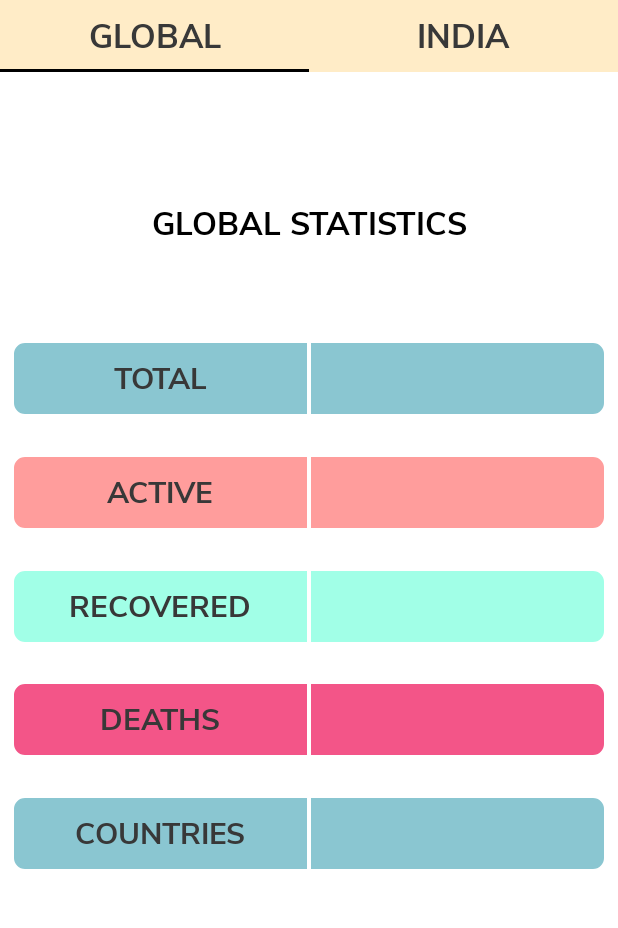
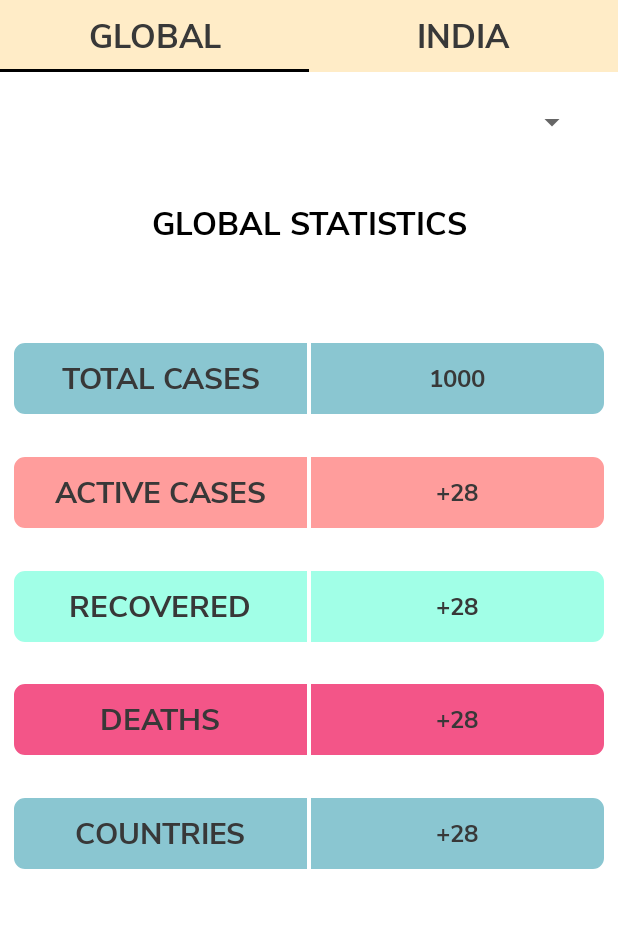
Before and after one commit to Nav3011/Covid19, an Android app: the screen it shows after launch (MainActivity), on a phone screen of 412 x 824 dp, the part 90-1018 px from its top. Run offline under Robolectric (Android 15) with nearby library versions, the phone set to English and light mode, and no system bars; our stand-ins replace Volley; network calls fail; Roboto replaces fonts that are not available here.

Commit message:
country stats

```diff
--- a/app/src/main/java/com/example/covid19/GlobalFragment.java
+++ b/app/src/main/java/com/example/covid19/GlobalFragment.java
@@ -5,6 +5,10 @@
 import android.view.LayoutInflater;
 import android.view.View;
 import android.view.ViewGroup;
+import android.widget.AdapterView;
+import android.widget.ArrayAdapter;
+import android.widget.Button;
+import android.widget.Spinner;
 import android.widget.TextView;
 
 import androidx.fragment.app.Fragment;
@@ -18,18 +22,32 @@
 import org.json.JSONException;
 import org.json.JSONObject;
 
+import java.util.ArrayList;
+import java.util.List;
+
 public class GlobalFragment extends Fragment {
 
 
     public GlobalFragment() {
         // Required empty public constructor
     }
-    String active_count, total_count, deaths_count, recovered_count, countries_count;
+    List<String> code = new ArrayList<String>();
+    List<String> total_cases = new ArrayList<String>();
+    List<String> total_recovered = new ArrayList<String>();
+    List<String> total_deaths = new ArrayList<String>();
+    List<String> total_active_cases = new ArrayList<String>();
+    List<String> countries_name = new ArrayList<String>();
     TextView total, active, recovered, deaths, countries;
+
     @Override
     public View onCreateView(LayoutInflater inflater, ViewGroup container,
                              Bundle savedInstanceState) {
+
         View v = inflater.inflate(R.layout.fragment_global, container, false);
+
+        final ArrayAdapter<String> adapter = new ArrayAdapter<String>(this.getActivity(), R.layout.spinner_default_item, countries_name);
+
+
         String mUrlString = "https://api.thevirustracker.com/free-api?global=stats";
         StringRequest stringRequest = new StringRequest(
                 Request.Method.GET,
@@ -37,17 +55,21 @@
                 new Response.Listener<String>() {
                     @Override
                     public void onResponse(String response) {
-//                        Log.d("RESPONSE",response);
+
                         try {
                             JSONObject data = new JSONObject(response);
                             JSONArray global = data.getJSONArray("results");
-                            JSONObject stats = global.getJSONObject(0);
-                            active_count = stats.getString("total_active_cases");
-                            total_count = stats.getString("total_cases");
-                            deaths_count = stats.getString("total_deaths");
-                            recovered_count = stats.getString("total_recovered");
-                            countries_count = stats.getString("total_affected_countries");
-                            Log.d("ACTIVE", active_count);
+                            JSONObject details = new JSONObject();
+                            for (int i=1;i<global.length();i++) {
+                                details = global.getJSONObject(i);
+                                code.add("G");
+                                countries_name.add("GLOBAL");
+                                total_cases.add(details.getString("total_cases"));
+                                total_recovered.add(details.getString("total_recovered"));
+                                total_deaths.add(details.getString("total_deaths"));
+                                total_active_cases.add(details.getString("total_active_cases"));
+                            }
+//                            adapter.notifyDataSetChanged();
                         }
 
                         catch(JSONException e) {
@@ -62,19 +84,80 @@
                     }
                 }
         );
+
+
+        String mUrlString1 = "https://api.thevirustracker.com/free-api?countryTotals=ALL";
+        StringRequest stringRequest1 = new StringRequest(
+                Request.Method.GET,
+                mUrlString1,
+                new Response.Listener<String>() {
+                    @Override
+                    public void onResponse(String response) {
+
+                        try {
+                            JSONObject data = new JSONObject(response);
+                            JSONArray global = data.getJSONArray("countryitems");
+                            Log.d("LIST DETAILS", global.get(0).toString());
+                            JSONObject c = new JSONObject(global.get(0).toString());
+                            JSONObject details = new JSONObject();
+                            for (int i=1;i<c.length();i++) {
+                                details = c.getJSONObject(String.valueOf(i));
+                                code.add(details.getString("code"));
+                                countries_name.add(details.getString("title"));
+                                total_cases.add(details.getString("total_cases"));
+                                total_recovered.add(details.getString("total_recovered"));
+                                total_deaths.add(details.getString("total_deaths"));
+                                total_active_cases.add(details.getString("total_active_cases"));
+                            }
+                            adapter.notifyDataSetChanged();
+                        }
+
+                        catch(JSONException e) {
+                            e.printStackTrace();
+                        }
+                    }
+                },
+                new Response.ErrorListener() {
+                    @Override
+                    public void onErrorResponse(VolleyError error) {
+                        Log.d("ERROR", error.toString());
+                    }
+                }
+        );
+
         VolleySingleton.getInstance(getActivity()).addToRequestQueue(stringRequest);
+        VolleySingleton.getInstance(getActivity()).addToRequestQueue(stringRequest1);
 
+        Spinner spinner = (Spinner) v.findViewById(R.id.spinner);
         total = v.findViewById(R.id.total_count);
         active = v.findViewById(R.id.active);
         recovered = v.findViewById(R.id.recover);
         deaths = v.findViewById(R.id.death);
-        countries = v.findViewById(R.id.countries);
+        countries = v.findViewById(R.id.countryName);
 
-        total.setText(total_count);
-        active.setText(active_count);
-        recovered.setText(recovered_count);
-        deaths.setText(deaths_count);
-        countries.setText(countries_count);
+        adapter.setDropDownViewResource(R.layout.spinner_item_list_view);
+        spinner.setAdapter(adapter);
+        spinner.setVisibility(View.VISIBLE);
+        spinner.setOnItemSelectedListener(new AdapterView.OnItemSelectedListener() {
+            @Override
+            public void onItemSelected(AdapterView<?> parent, View view, int position, long id) {
+                Log.v("item", parent.getItemAtPosition(position).toString());
+                countries.setText(countries_name.get(position));
+//                update_time.setText("Updated at "+time.get(position).toString());
+                total.setText(total_cases.get(position).toString());
+                active.setText(total_active_cases.get(position).toString());
+//                active_delta.setText("+"+deltaC.get(position).toString());
+                recovered.setText(total_recovered.get(position).toString());
+//                recover_delta.setText("+"+deltaR.get(position).toString());
+                deaths.setText(total_deaths.get(position).toString());
+//                death_delta.setText("+"+deltaD.get(position).toString());
+            }
+
+            @Override
+            public void onNothingSelected(AdapterView<?> parent) {
+
+            }
+        });
         return v;
     }
 
--- a/app/src/main/res/layout/fragment_global.xml
+++ b/app/src/main/res/layout/fragment_global.xml
@@ -1,4 +1,5 @@
 <?xml version="1.0" encoding="utf-8"?>
+
 <FrameLayout xmlns:android="http://schemas.android.com/apk/res/android"
     xmlns:app="http://schemas.android.com/apk/res-auto"
     xmlns:tools="http://schemas.android.com/tools"
@@ -10,8 +11,21 @@
         android:layout_width="match_parent"
         android:layout_height="match_parent">
 
+        <Spinner
+            android:id="@+id/spinner"
+            android:layout_width="match_parent"
+            android:layout_height="40dp"
+            android:layout_marginStart="20dp"
+            android:layout_marginEnd="20dp"
+            app:layout_constraintBottom_toBottomOf="parent"
+            app:layout_constraintEnd_toEndOf="parent"
+            app:layout_constraintStart_toStartOf="parent"
+            app:layout_constraintTop_toTopOf="parent"
+            app:layout_constraintVertical_bias="0.02"
+            tools:ignore="MissingConstraints" />
+
         <TextView
-            android:id="@+id/stateName"
+            android:id="@+id/countryName"
             android:layout_width="match_parent"
             android:layout_height="wrap_content"
             android:fontFamily="@font/nunitosansbold"
@@ -54,7 +68,7 @@
                 android:layout_height="fill_parent"
                 android:layout_marginStart="8dp"
                 android:layout_weight="1"
-                android:text="Total"
+                android:text="Total cases"
                 android:textAllCaps="true"
                 android:textSize="20sp"
                 android:fontFamily="@font/nunitosansbold"
@@ -92,7 +106,7 @@
                 android:layout_height="fill_parent"
                 android:layout_marginStart="8dp"
                 android:layout_weight="1"
-                android:text="Active"
+                android:text="Active cases"
                 android:textAllCaps="true"
                 android:textSize="20sp"
                 android:fontFamily="@font/nunitosansbold"
```
